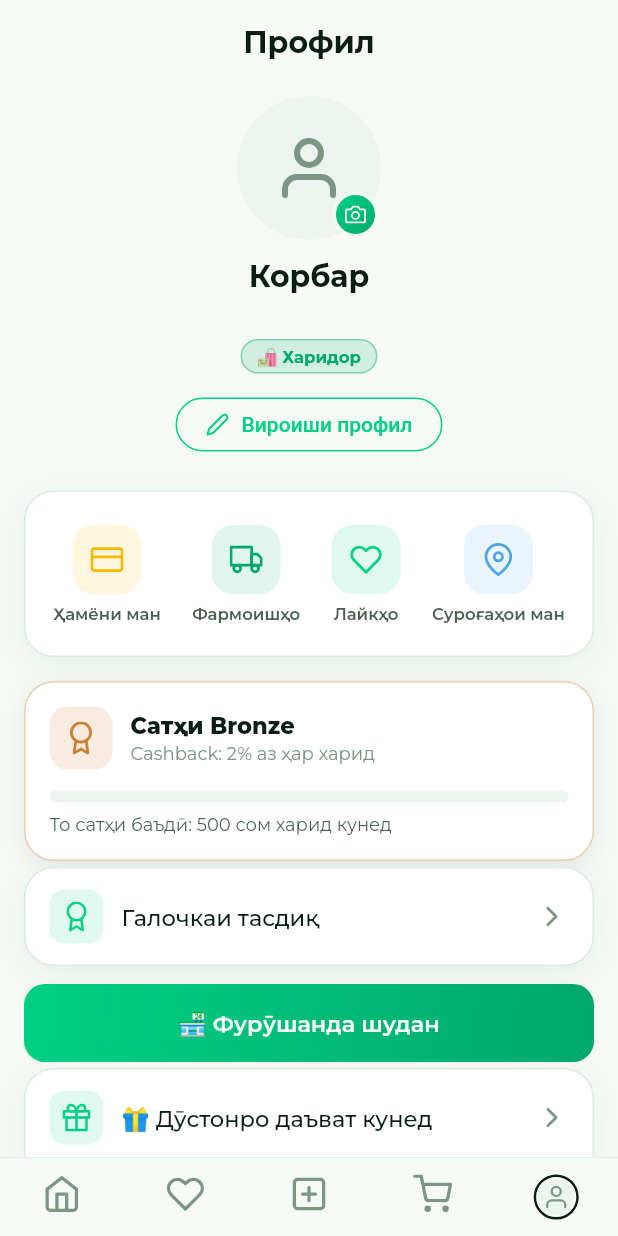
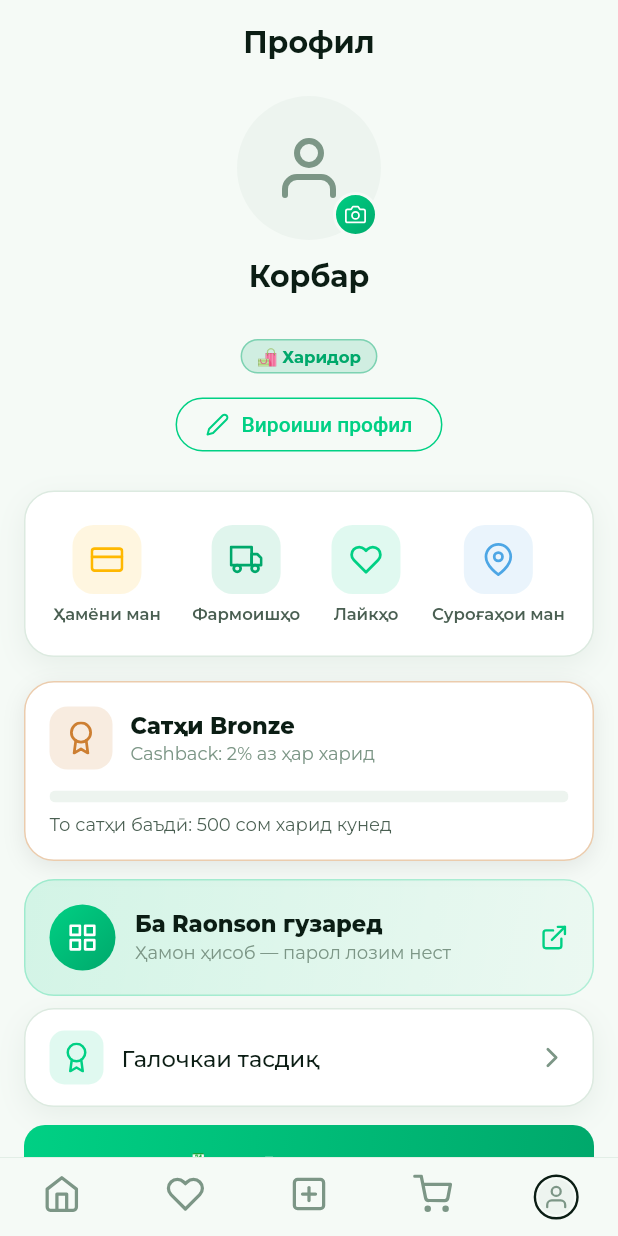
Before and after one commit to Raonsonapp/TajikShop, a Flutter app: the ProfileScreen screen opened by its route, on a phone screen of 412 x 824 dp. Run offline on Flutter 3.47's test engine with Material 3 defaults, Android fonts, the phone set to English and light mode, and no system bars; our stand-ins replace app_links, cached_network_image, connectivity_plus, dio, feather_icons, firebase_core and 12 more; missing offline and left inert: mobile_scanner, yandex_mobileads; accounts and stored records are empty; network calls fail.

Commit message:
feat(sso): роҳи дуҷониба бо Raonson + сервер дигар намехобад
Ҳарду тарафи SSO акнун тайёранд:

- TajikShop → Raonson: дар профил корти «Ба Raonson гузаред». Сервер коди
  якдафъаина медиҳад, барномаи дигар бо он кушода мешавад. Агар Raonson
  насб набошад, корбар ба Google Play меравад, на ба девор;
- Raonson → TajikShop: `tajikshop://sso?code=…` акнун қабул мешавад
  (`app_links` + `intent-filter`), код ба сессия иваз мешавад ва корбар
  бе парол ворид мешавад.

Версияи плагин санҷида интихоб шуд, на тахмин: `app_links` 7.x Flutter
>=3.44-ро талаб мекунад, вале лоиҳа дар 3.29 аст — пас `^6.4.1`, ки
Flutter >=3.24 мехоҳад. API низ аз худи пакет тасдиқ шуд
(`getInitialLink`, `uriLinkStream`).

Коди нодуруст ё мӯҳлаташ гузашта барномаро намешиканад — корбар танҳо
дар экрани вуруд мемонад.

## Сервер дигар намехобад

Space-и ройгони Hugging Face дар бекорӣ мехобад — корбар барномаро
мекушояд ва 30–60 сония чизе намебинад. То гузаштан ба сервери пулакӣ,
`keepalive.yml` ҳар 10 дақиқа як `/health` мефиристад ва онро бедор нигоҳ
медорад.

Ин ҷойгузини сервери воқеӣ НЕСТ ва ман онро чунин ҳам намегӯям: агар
Space аз тарафи Hugging Face бозсозӣ шавад ё хато диҳад, ping онро
барнамегардонад, ва барои бори воқеии корбарон сервери доимӣ лозим аст.
Ping ҳангоми ҷавоб надодани Space workflow-ро сурх намекунад — вагарна
почта аз огоҳиҳои шабона пур мешавад.

Co-Authored-By: Claude Opus 5 <noreply@anthropic.com>
Claude-Session: https://claude.ai/code/session_01C4Lwrh65oRG8wJtwaa3wdX

```diff
--- a/lib/modules/profile/profile_screen.dart
+++ b/lib/modules/profile/profile_screen.dart
@@ -26,6 +26,7 @@ import '../../core/l10n/seller_l10n.dart';
 import '../../core/l10n/profile_l10n.dart';
 import '../../core/l10n/verification_l10n.dart';
 import '../seller/seller_rating_card.dart';
+import '../../shared/widgets/partner_app_tile.dart';
 import 'package:latlong2/latlong.dart';
 import '../../shared/widgets/app_button.dart';
 import '../../shared/widgets/safe_input.dart';
@@ -802,6 +803,10 @@ class _ProfileScreenState extends ConsumerState<ProfileScreen> {
               const SizedBox(height: 16),
               const _LoyaltyCard(),
 
+              // ── Гузариш ба Raonson (як ҳисоб барои ҳар ду барнома) ──────
+              const SizedBox(height: 8),
+              const PartnerAppTile(),
+
               // ── Галочкаи тасдиқ (барои ҳама) ────────────────────────────
               _GroupCard(children: [
                 _Tile(icon: FeatherIcons.award, iconColor: AppColors.primary,
--- /dev/null
+++ b/lib/shared/widgets/partner_app_tile.dart
@@ -0,0 +1,138 @@
+import 'package:dio/dio.dart';
+import 'package:feather_icons/feather_icons.dart';
+import 'package:flutter/material.dart';
+import 'package:url_launcher/url_launcher.dart';
+
+import '../../core/api/api_client.dart';
+import '../../core/constants/app_colors.dart';
+import '../../core/theme/app_palette.dart';
+import 'fade_slide_in.dart';
+
+/// Гузариш ба барномаи шарик (Raonson) бе парол.
+///
+/// Сервер коди якдафъаина медиҳад, мо барномаи дигарро бо он мекушоем, ва
+/// он корбарро бе бақайдгирии нав мегирад — мисли Instagram → Facebook.
+///
+/// Агар барнома насб набошад, корбар ба Google Play меравад, на ба девор.
+class PartnerAppTile extends StatefulWidget {
+  const PartnerAppTile({super.key, this.appId = 'raonson'});
+
+  final String appId;
+
+  @override
+  State<PartnerAppTile> createState() => _PartnerAppTileState();
+}
+
+class _PartnerAppTileState extends State<PartnerAppTile> {
+  bool _busy = false;
+
+  Future<void> _open() async {
+    if (_busy) return;
+    setState(() => _busy = true);
+    final messenger = ScaffoldMessenger.of(context);
+    try {
+      final res = await ApiClient.instance.dio
+          .post('/sso/code', data: {'target_app': widget.appId});
+      final raw = res.data;
+      final data = raw is Map
+          ? (raw['data'] is Map ? raw['data'] as Map : raw)
+          : const {};
+      final deepLink = (data['deep_link'] ?? '').toString();
+      final fallback = (data['fallback'] ?? '').toString();
+
+      var opened = false;
+      if (deepLink.isNotEmpty) {
+        final uri = Uri.parse(deepLink);
+        try {
+          opened = await launchUrl(uri, mode: LaunchMode.externalApplication);
+        } catch (_) {
+          opened = false; // барнома насб нашудааст
+        }
+      }
+      // Барнома насб набошад — ба мағозаи барномаҳо мебарем.
+      if (!opened && fallback.isNotEmpty) {
+        await launchUrl(Uri.parse(fallback),
+            mode: LaunchMode.externalApplication);
+      }
+    } on DioException catch (e) {
+      final d = e.response?.data;
+      final msg = (d is Map ? d['error'] : null)?.toString();
+      messenger.showSnackBar(SnackBar(
+          content: Text(msg ?? 'Гузариш нашуд. Дубора кӯшиш кунед'),
+          backgroundColor: AppColors.error,
+          behavior: SnackBarBehavior.floating));
+    } catch (_) {
+      messenger.showSnackBar(const SnackBar(
+          content: Text('Гузариш нашуд. Дубора кӯшиш кунед'),
+          backgroundColor: AppColors.error,
+          behavior: SnackBarBehavior.floating));
+    } finally {
+      if (mounted) setState(() => _busy = false);
+    }
+  }
+
+  @override
+  Widget build(BuildContext context) {
+    final pal = context.pal;
+    return FadeSlideIn(
+      child: Container(
+        margin: const EdgeInsets.symmetric(horizontal: 16, vertical: 4),
+        decoration: BoxDecoration(
+          gradient: LinearGradient(
+            colors: [
+              AppColors.primary.withValues(alpha: 0.14),
+              AppColors.primary.withValues(alpha: 0.04),
+            ],
+            begin: Alignment.topLeft,
+            end: Alignment.bottomRight,
+          ),
+          borderRadius: BorderRadius.circular(20),
+          border: Border.all(color: AppColors.primary.withValues(alpha: 0.25)),
+        ),
+        child: PressableScale(
+          onTap: _busy ? null : _open,
+          child: Padding(
+            padding: const EdgeInsets.all(16),
+            child: Row(children: [
+              Container(
+                width: 44,
+                height: 44,
+                alignment: Alignment.center,
+                decoration: const BoxDecoration(
+                    gradient: AppColors.primaryGradient,
+                    shape: BoxShape.circle),
+                child: const Icon(FeatherIcons.grid,
+                    color: Colors.white, size: 21),
+              ),
+              const SizedBox(width: 13),
+              Expanded(
+                child: Column(
+                    crossAxisAlignment: CrossAxisAlignment.start,
+                    children: [
+                      Text('Ба Raonson гузаред',
+                          style: TextStyle(
+                              color: pal.textPrimary,
+                              fontSize: 15,
+                              fontWeight: FontWeight.w800)),
+                      const SizedBox(height: 3),
+                      Text('Ҳамон ҳисоб — парол лозим нест',
+                          style: TextStyle(
+                              color: pal.textMuted, fontSize: 12, height: 1.3)),
+                    ]),
+              ),
+              if (_busy)
+                const SizedBox(
+                    width: 18,
+                    height: 18,
+                    child: CircularProgressIndicator(
+                        color: AppColors.primary, strokeWidth: 2.2))
+              else
+                const Icon(FeatherIcons.externalLink,
+                    color: AppColors.primary, size: 19),
+            ]),
+          ),
+        ),
+      ),
+    );
+  }
+}
--- a/pubspec.yaml
+++ b/pubspec.yaml
@@ -47,6 +47,9 @@ dependencies:
 
   # Кушодани URL-ҳо (Сиёсати махфият, Шартҳо, Ҳазфи ҳисоб — Google Play)
   url_launcher: ^6.3.1
+  # Қабули `tajikshop://sso?code=…` аз Raonson.
+  # ⚠️ 7.x Flutter >=3.44-ро талаб мекунад, лоиҳа дар 3.29 аст.
+  app_links: ^6.4.1
 
   # Сканери штрих-код (маҳсулотро аз рӯи barcode ёфтан)
   mobile_scanner: ^5.2.3
```
Also changed, not shown: lib/core/services/sso_link_service.dart (added, +85 -0 lines), lib/main.dart (+9 -0 lines), 2 other files.
